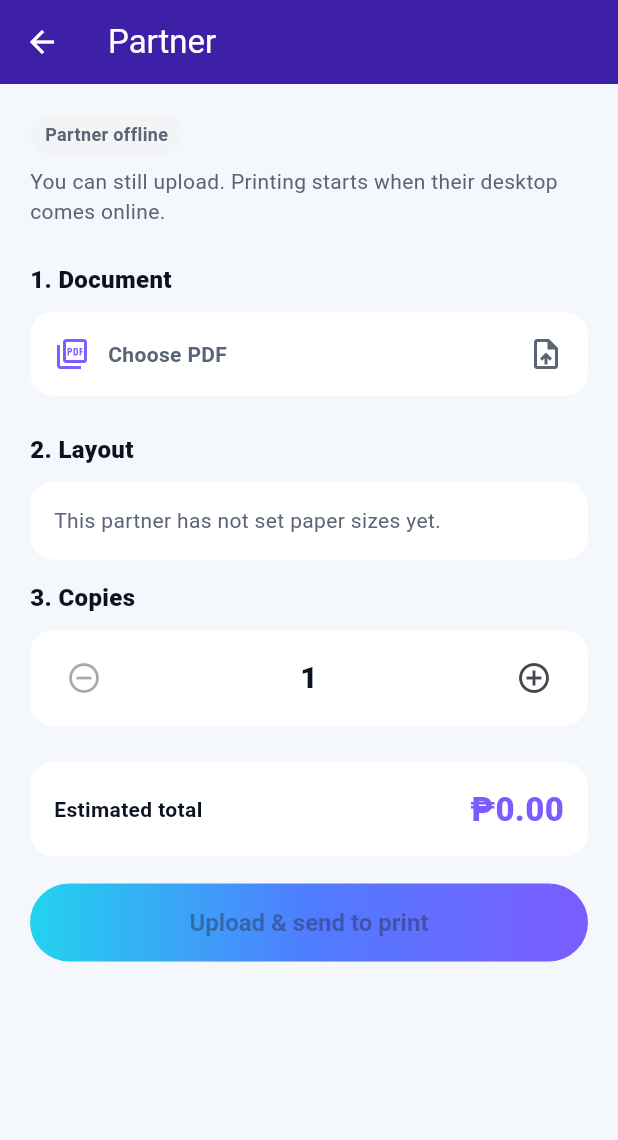
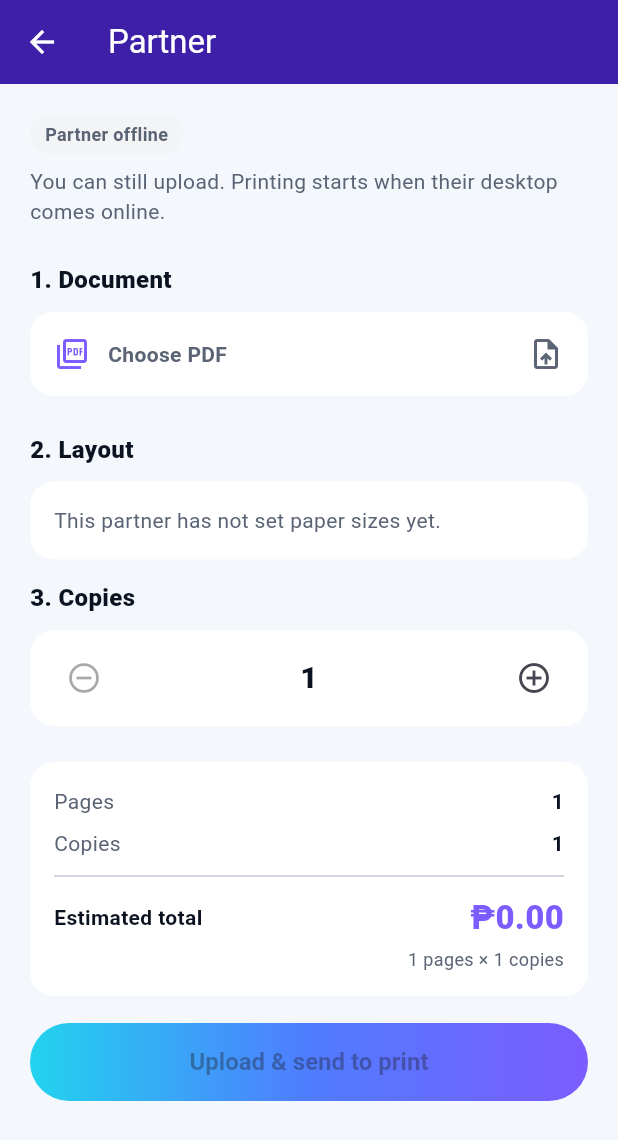
Before and after one commit to drewstack410-svg/PrintStack, a Flutter app: the PartnerOrderPage screen opened directly with empty values, on a phone screen of 412 x 824 dp. Shown: the top 1140 px of the screen. Run offline on Flutter 3.47's test engine with Material 3 defaults, Android fonts, the phone set to English and light mode, and no system bars; our stand-ins replace cloud_firestore, file_picker, firebase_auth, firebase_core, firebase_storage, google_sign_in; missing offline and left inert: pdfrx; accounts and stored records are empty.

Commit message:
working na

```diff
--- a/desktop_web/package.json
+++ b/desktop_web/package.json
@@ -20,6 +20,7 @@
     "@mui/material": "^7.3.2",
     "firebase": "^12.19.0",
     "formik": "^2.4.9",
+    "pdf-to-printer": "^5.8.1",
     "react": "^19.2.8",
     "react-dom": "^19.2.8",
     "yup": "^1.7.1"
--- a/mobile/lib/main.dart
+++ b/mobile/lib/main.dart
@@ -1,5 +1,6 @@
 import 'package:firebase_core/firebase_core.dart';
 import 'package:flutter/material.dart';
+import 'package:pdfrx/pdfrx.dart';
 
 import 'auth/auth_gate.dart';
 import 'firebase_options.dart';
@@ -7,6 +8,7 @@ import 'theme.dart';
 
 Future<void> main() async {
   WidgetsFlutterBinding.ensureInitialized();
+  pdfrxFlutterInitialize();
   await Firebase.initializeApp(options: DefaultFirebaseOptions.currentPlatform);
   runApp(const PrintStackApp());
 }
--- a/mobile/lib/pages/partner_order_page.dart
+++ b/mobile/lib/pages/partner_order_page.dart
@@ -6,6 +6,7 @@ import 'package:flutter/material.dart';
 import '../api/api_client.dart';
 import '../models/partner.dart';
 import '../theme.dart';
+import '../utils/pdf_pages.dart';
 
 class PartnerOrderPage extends StatefulWidget {
   const PartnerOrderPage({super.key, required this.partner});
@@ -20,6 +21,8 @@ class _PartnerOrderPageState extends State<PartnerOrderPage> {
   PlatformFile? _picked;
   PaperSize? _selectedSize;
   int _copies = 1;
+  int _pages = 1;
+  bool _readingPages = false;
   bool _submitting = false;
   String? _error;
   String? _success;
@@ -31,7 +34,7 @@ class _PartnerOrderPageState extends State<PartnerOrderPage> {
     if (size == null) {
       return 0;
     }
-    return size.pricePerPiece * _copies;
+    return size.pricePerPiece * _copies * _pages;
   }
 
   @override
@@ -63,7 +66,21 @@ class _PartnerOrderPageState extends State<PartnerOrderPage> {
       return;
     }
 
-    setState(() => _picked = file);
+    setState(() {
+      _picked = file;
+      _readingPages = true;
+      _pages = 1;
+    });
+
+    final pages = await countPdfPagesSafe(file.path!);
+    if (!mounted) {
+      return;
+    }
+
+    setState(() {
+      _pages = pages;
+      _readingPages = false;
+    });
   }
 
   Future<void> _submit() async {
@@ -98,6 +115,7 @@ class _PartnerOrderPageState extends State<PartnerOrderPage> {
         filePath: upload.filePath,
         paperSizeId: size.id,
         copies: _copies,
+        pages: _pages,
       );
 
       if (!mounted) {
@@ -106,8 +124,9 @@ class _PartnerOrderPageState extends State<PartnerOrderPage> {
 
       setState(() {
         _success =
-            'Uploaded. The partner desktop app will print it when online.';
+            'Uploaded $_pages page${_pages == 1 ? '' : 's'}. The partner desktop will print it when online.';
         _picked = null;
+        _pages = 1;
       });
     } on ApiException catch (error) {
       if (mounted) {
@@ -128,9 +147,12 @@ class _PartnerOrderPageState extends State<PartnerOrderPage> {
   Widget build(BuildContext context) {
     final partner = widget.partner;
     final online = partner.location?.online == true;
+    final size = _selectedSize;
 
     return Scaffold(
-      appBar: AppBar(title: Text(partner.companyName.isEmpty ? 'Partner' : partner.companyName)),
+      appBar: AppBar(
+        title: Text(partner.companyName.isEmpty ? 'Partner' : partner.companyName),
+      ),
       body: ListView(
         padding: const EdgeInsets.fromLTRB(20, 20, 20, 32),
         children: [
@@ -139,7 +161,9 @@ class _PartnerOrderPageState extends State<PartnerOrderPage> {
               Container(
                 padding: const EdgeInsets.symmetric(horizontal: 10, vertical: 5),
                 decoration: BoxDecoration(
-                  color: online ? const Color(0xFFE8F5E9) : const Color(0xFFF3F4F6),
+                  color: online
+                      ? const Color(0xFFE8F5E9)
+                      : const Color(0xFFF3F4F6),
                   borderRadius: BorderRadius.circular(999),
                 ),
                 child: Text(
@@ -175,22 +199,51 @@ class _PartnerOrderPageState extends State<PartnerOrderPage> {
             borderRadius: BorderRadius.circular(16),
             child: InkWell(
               borderRadius: BorderRadius.circular(16),
-              onTap: _submitting ? null : _pickPdf,
+              onTap: _submitting || _readingPages ? null : _pickPdf,
               child: Padding(
                 padding: const EdgeInsets.all(16),
                 child: Row(
                   children: [
-                    const Icon(Icons.picture_as_pdf_outlined, color: AppColors.purple),
+                    const Icon(
+                      Icons.picture_as_pdf_outlined,
+                      color: AppColors.purple,
+                    ),
                     const SizedBox(width: 12),
                     Expanded(
-                      child: Text(
+                      child: Column(
+                        crossAxisAlignment: CrossAxisAlignment.start,
+                        children: [
+                          Text(
                             _picked?.name ?? 'Choose PDF',
                             style: TextStyle(
                               fontWeight: FontWeight.w700,
-                          color: _picked == null ? AppColors.muted : AppColors.navy,
+                              color: _picked == null
+                                  ? AppColors.muted
+                                  : AppColors.navy,
                             ),
                           ),
+                          if (_picked != null) ...[
+                            const SizedBox(height: 4),
+                            Text(
+                              _readingPages
+                                  ? 'Detecting pages…'
+                                  : '$_pages page${_pages == 1 ? '' : 's'} detected',
+                              style: const TextStyle(
+                                color: AppColors.muted,
+                                fontSize: 13,
                               ),
+                            ),
+                          ],
+                        ],
+                      ),
+                    ),
+                    if (_readingPages)
+                      const SizedBox(
+                        width: 18,
+                        height: 18,
+                        child: CircularProgressIndicator(strokeWidth: 2),
+                      )
+                    else
                       const Icon(Icons.upload_file, color: AppColors.muted),
                   ],
                 ),
@@ -220,8 +273,8 @@ class _PartnerOrderPageState extends State<PartnerOrderPage> {
               ),
             )
           else
-            ..._sizes.map((size) {
-              final selected = _selectedSize?.id == size.id;
+            ..._sizes.map((item) {
+              final selected = _selectedSize?.id == item.id;
               return Padding(
                 padding: const EdgeInsets.only(bottom: 10),
                 child: Material(
@@ -231,7 +284,7 @@ class _PartnerOrderPageState extends State<PartnerOrderPage> {
                     borderRadius: BorderRadius.circular(16),
                     onTap: _submitting
                         ? null
-                        : () => setState(() => _selectedSize = size),
+                        : () => setState(() => _selectedSize = item),
                     child: Container(
                       padding: const EdgeInsets.all(14),
                       decoration: BoxDecoration(
@@ -249,7 +302,9 @@ class _PartnerOrderPageState extends State<PartnerOrderPage> {
                             selected
                                 ? Icons.radio_button_checked
                                 : Icons.radio_button_off,
-                            color: selected ? AppColors.purple : AppColors.muted,
+                            color: selected
+                                ? AppColors.purple
+                                : AppColors.muted,
                           ),
                           const SizedBox(width: 12),
                           Expanded(
@@ -257,7 +312,7 @@ class _PartnerOrderPageState extends State<PartnerOrderPage> {
                               crossAxisAlignment: CrossAxisAlignment.start,
                               children: [
                                 Text(
-                                  size.name,
+                                  item.name,
                                   style: const TextStyle(
                                     fontWeight: FontWeight.w700,
                                     color: AppColors.navy,
@@ -265,20 +320,13 @@ class _PartnerOrderPageState extends State<PartnerOrderPage> {
                                 ),
                                 const SizedBox(height: 2),
                                 Text(
-                                  size.sizeLabel,
+                                  '${item.sizeLabel} · ₱${item.pricePerPiece.toStringAsFixed(2)} / page',
                                   style: const TextStyle(
                                     color: AppColors.muted,
                                     fontSize: 13,
                                   ),
                                 ),
                               ],
-                            ),
-                          ),
-                          Text(
-                            '₱${size.pricePerPiece.toStringAsFixed(2)}',
-                            style: const TextStyle(
-                              fontWeight: FontWeight.w800,
-                              color: AppColors.navy,
                             ),
                           ),
                         ],
@@ -339,7 +387,62 @@ class _PartnerOrderPageState extends State<PartnerOrderPage> {
               color: Colors.white,
               borderRadius: BorderRadius.circular(16),
             ),
-            child: Row(
+            child: Column(
+              children: [
+                Row(
+                  children: [
+                    const Text(
+                      'Pages',
+                      style: TextStyle(color: AppColors.muted),
+                    ),
+                    const Spacer(),
+                    Text(
+                      '$_pages',
+                      style: const TextStyle(
+                        fontWeight: FontWeight.w700,
+                        color: AppColors.navy,
+                      ),
+                    ),
+                  ],
+                ),
+                const SizedBox(height: 8),
+                Row(
+                  children: [
+                    const Text(
+                      'Copies',
+                      style: TextStyle(color: AppColors.muted),
+                    ),
+                    const Spacer(),
+                    Text(
+                      '$_copies',
+                      style: const TextStyle(
+                        fontWeight: FontWeight.w700,
+                        color: AppColors.navy,
+                      ),
+                    ),
+                  ],
+                ),
+                if (size != null) ...[
+                  const SizedBox(height: 8),
+                  Row(
+                    children: [
+                      const Text(
+                        'Price / page',
+                        style: TextStyle(color: AppColors.muted),
+                      ),
+                      const Spacer(),
+                      Text(
+                        '₱${size.pricePerPiece.toStringAsFixed(2)}',
+                        style: const TextStyle(
+                          fontWeight: FontWeight.w700,
+                          color: AppColors.navy,
+                        ),
+                      ),
+                    ],
+                  ),
+                ],
+                const Divider(height: 24),
+                Row(
                   children: [
                     const Text(
                       'Estimated total',
@@ -355,6 +458,19 @@ class _PartnerOrderPageState extends State<PartnerOrderPage> {
                         fontSize: 22,
                         fontWeight: FontWeight.w800,
                         color: AppColors.purple,
+                      ),
+                    ),
+                  ],
+                ),
+                const SizedBox(height: 4),
+                Align(
+                  alignment: Alignment.centerRight,
+                  child: Text(
+                    '$_pages pages × $_copies copies',
+                    style: const TextStyle(
+                      color: AppColors.muted,
+                      fontSize: 12,
+                    ),
                   ),
                 ),
               ],
@@ -375,7 +491,9 @@ class _PartnerOrderPageState extends State<PartnerOrderPage> {
               borderRadius: BorderRadius.circular(999),
             ),
             child: FilledButton(
-              onPressed: _submitting || _sizes.isEmpty ? null : _submit,
+              onPressed: _submitting || _readingPages || _sizes.isEmpty
+                  ? null
+                  : _submit,
               style: FilledButton.styleFrom(
                 backgroundColor: Colors.transparent,
                 disabledBackgroundColor: Colors.transparent,
--- a/mobile/pubspec.yaml
+++ b/mobile/pubspec.yaml
@@ -41,6 +41,7 @@ dependencies:
   google_sign_in: ^7.2.0
   firebase_storage: ^13.5.0
   file_picker: ^13.0.0
+  pdfrx: ^2.4.7
 
 dev_dependencies:
   flutter_test:
```
Also changed, not shown: mobile/lib/utils/pdf_pages.dart (added, +35 -0 lines), desktop_web/package-lock.json, mobile/pubspec.lock, 1 other file. Lines whose indentation alone changed are shown as unchanged.
